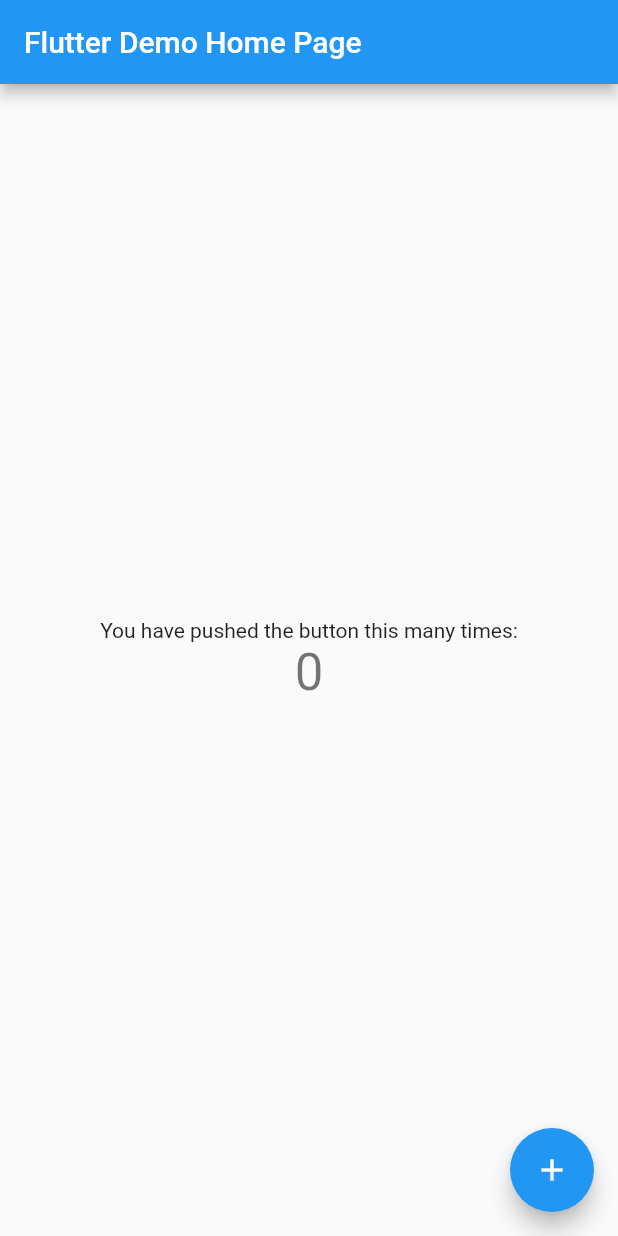
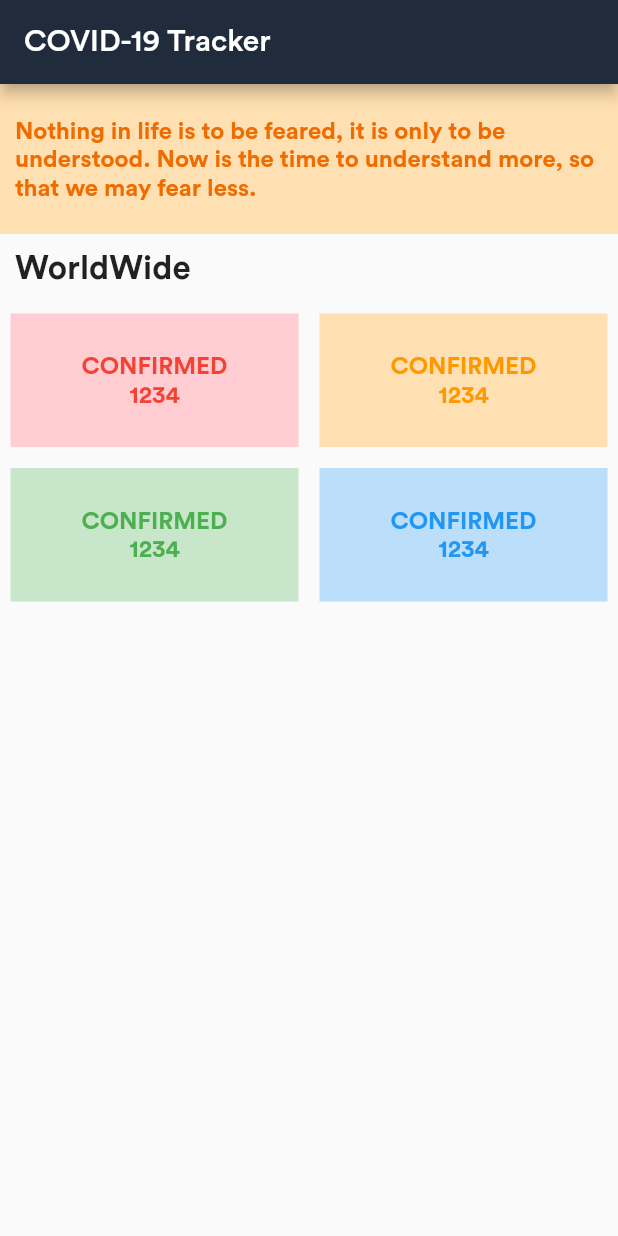
Before and after one commit to TawhidHassan/flutter-covid19-app, a Flutter app: the screen it shows after launch, on a phone screen of 412 x 824 dp. Run offline on Flutter 3.47's test engine with Material 2 defaults, Android fonts, the phone set to English and light mode, and no system bars.

Commit message:
design 1st 2 part qout and worldWide Panel

```diff
--- /dev/null
+++ b/lib/datasorce.dart
@@ -0,0 +1,69 @@
+import 'package:flutter/material.dart';
+
+Color primaryBlack = Color(0xff202c3b);
+
+class DataSource {
+  static String quote =
+      "Nothing in life is to be feared, it is only to be understood. Now is the time to understand more, so that we may fear less.";
+
+  static List questionAnswers = [
+    {
+      "question": "What is a coronavirus?",
+      "answer":
+      "Coronaviruses are a large family of viruses which may cause illness in animals or humans.  In humans, several coronaviruses are known to cause respiratory infections ranging from the common cold to more severe diseases such as Middle East Respiratory Syndrome (MERS) and Severe Acute Respiratory Syndrome (SARS). The most recently discovered coronavirus causes coronavirus disease COVID-19."
+    },
+    {
+      "question": "What is COVID-19?",
+      "answer":
+      "COVID-19 is the infectious disease caused by the most recently discovered coronavirus. This new virus and disease were unknown before the outbreak began in Wuhan, China, in December 2019."
+    },
+    {
+      "question": "What are the symptoms of COVID-19?",
+      "answer":
+      "The most common symptoms of COVID-19 are fever, tiredness, and dry cough. Some patients may have aches and pains, nasal congestion, runny nose, sore throat or diarrhea. These symptoms are usually mild and begin gradually. Some people become infected but don’t develop any symptoms and don't feel unwell. Most people (about 80%) recover from the disease without needing special treatment. Around 1 out of every 6 people who gets COVID-19 becomes seriously ill and develops difficulty breathing. Older people, and those with underlying medical problems like high blood pressure, heart problems or diabetes, are more likely to develop serious illness. People with fever, cough and difficulty breathing should seek medical attention."
+    },
+    {
+      "question": "How does COVID-19 spread?",
+      "answer":
+      "People can catch COVID-19 from others who have the virus. The disease can spread from person to person through small droplets from the nose or mouth which are spread when a person with COVID-19 coughs or exhales. These droplets land on objects and surfaces around the person. Other people then catch COVID-19 by touching these objects or surfaces, then touching their eyes, nose or mouth. People can also catch COVID-19 if they breathe in droplets from a person with COVID-19 who coughs out or exhales droplets. This is why it is important to stay more than 1 meter (3 feet) away from a person who is sick. \nWHO is assessing ongoing research on the ways COVID-19 is spread and will continue to share updated findings."
+    },
+    {
+      "question":
+      "Can the virus that causes COVID-19 be transmitted through the air?",
+      "answer":
+      "Studies to date suggest that the virus that causes COVID-19 is mainly transmitted through contact with respiratory droplets rather than through the air"
+    },
+    {
+      "question": "Can CoVID-19 be caught from a person who has no symptoms?",
+      "answer":
+      "The main way the disease spreads is through respiratory droplets expelled by someone who is coughing. The risk of catching COVID-19 from someone with no symptoms at all is very low. However, many people with COVID-19 experience only mild symptoms. This is particularly true at the early stages of the disease. It is therefore possible to catch COVID-19 from someone who has, for example, just a mild cough and does not feel ill.  WHO is assessing ongoing research on the period of transmission of COVID-19 and will continue to share updated findings.    "
+    },
+    {
+      "question":
+      "Can I catch COVID-19 from the feces of someone with the disease?",
+      "answer":
+      "The risk of catching COVID-19 from the feces of an infected person appears to be low. While initial investigations suggest the virus may be present in feces in some cases, spread through this route is not a main feature of the outbreak. WHO is assessing ongoing research on the ways COVID-19 is spread and will continue to share new findings. Because this is a risk, however, it is another reason to clean hands regularly, after using the bathroom and before eating."
+    },
+    {
+      "question": "How likely am I to catch COVID-19?",
+      "answer":
+      "The risk depends on where you  are - and more specifically, whether there is a COVID-19 outbreak unfolding there.\nFor most people in most locations the risk of catching COVID-19 is still low. However, there are now places around the world (cities or areas) where the disease is spreading. For people living in, or visiting, these areas the risk of catching COVID-19 is higher. Governments and health authorities are taking vigorous action every time a new case of COVID-19 is identified. Be sure to comply with any local restrictions on travel, movement or large gatherings. Cooperating with disease control efforts will reduce your risk of catching or spreading COVID-19.\nCOVID-19 outbreaks can be contained and transmission stopped, as has been shown in China and some other countries. Unfortunately, new outbreaks can emerge rapidly. It’s important to be aware of the situation where you are or intend to go. WHO publishes daily updates on the COVID-19 situation worldwide."
+    },
+    {
+      "question": "Who is at risk of developing severe illness?",
+      "answer":
+      "While we are still learning about how COVID-2019 affects people, older persons and persons with pre-existing medical conditions (such as high blood pressure, heart disease, lung disease, cancer or diabetes)  appear to develop serious illness more often than others. "
+    },
+    {
+      "question": "Should I wear a mask to protect myself?",
+      "answer":
+      "Only wear a mask if you are ill with COVID-19 symptoms (especially coughing) or looking after someone who may have COVID-19. Disposable face mask can only be used once. If you are not ill or looking after someone who is ill then you are wasting a mask. There is a world-wide shortage of masks, so WHO urges people to use masks wisely.\nWHO advises rational use of medical masks to avoid unnecessary wastage of precious resources and mis-use of masks\nThe most effective ways to protect yourself and others against COVID-19 are to frequently clean your hands, cover your cough with the bend of elbow or tissue and maintain a distance of at least 1 meter (3 feet) from people who are coughing or sneezing"
+    },
+    {
+      "question":
+      "Are antibiotics effective in preventing or treating the COVID-19?",
+      "answer":
+      "No. Antibiotics do not work against viruses, they only work on bacterial infections. COVID-19 is caused by a virus, so antibiotics do not work. Antibiotics should not be used as a means of prevention or treatment of COVID-19. They should only be used as directed by a physician to treat a bacterial infection. "
+    }
+  ];
+}
--- /dev/null
+++ b/lib/homePage.dart
@@ -0,0 +1,51 @@
+import 'package:flutter/material.dart';
+import 'package:flutter_covid19/panels/worldWidePanel.dart';
+
+import 'datasorce.dart';
+
+
+class Home extends StatefulWidget {
+  @override
+  _HomeState createState() => _HomeState();
+}
+
+class _HomeState extends State<Home> {
+  @override
+  Widget build(BuildContext context) {
+    return Scaffold(
+      appBar: AppBar(
+        centerTitle: false,
+        title: Text("COVID-19 Tracker"),
+      ),
+      body: SingleChildScrollView(
+        child: Column(
+          crossAxisAlignment: CrossAxisAlignment.start,
+          children: [
+            Container(
+              height: 100,
+              padding: EdgeInsets.all(10),
+              alignment: Alignment.center,
+              color: Colors.orange[100],
+              child:Text(DataSource.quote,
+              style: TextStyle(
+                color: Colors.orange[800],
+                fontWeight: FontWeight.bold,
+                fontSize: 16,
+              ),
+              ),
+            ),
+            Padding(
+              padding: const EdgeInsets.symmetric(vertical: 10,horizontal: 10),
+              child: Text("WorldWide",
+              style: TextStyle(
+                fontSize: 22,
+                fontWeight: FontWeight.bold
+              ),),
+            ),
+            WorldWidePanel(),
+          ],
+        ),
+      ),
+    );
+  }
+}
--- a/lib/main.dart
+++ b/lib/main.dart
@@ -1,117 +1,15 @@
 import 'package:flutter/material.dart';
 
-void main() {
-  runApp(MyApp());
+import 'datasorce.dart';
+import 'homePage.dart';
+
+void main(){
+  runApp(MaterialApp(
+    debugShowCheckedModeBanner: false,
+    theme: ThemeData(
+      fontFamily: 'Circular',
+      primaryColor: primaryBlack
+    ),
+    home: Home(),
+  ));
 }
-
-class MyApp extends StatelessWidget {
-  // This widget is the root of your application.
-  @override
-  Widget build(BuildContext context) {
-    return MaterialApp(
-      title: 'Flutter Demo',
-      theme: ThemeData(
-        // This is the theme of your application.
-        //
-        // Try running your application with "flutter run". You'll see the
-        // application has a blue toolbar. Then, without quitting the app, try
-        // changing the primarySwatch below to Colors.green and then invoke
-        // "hot reload" (press "r" in the console where you ran "flutter run",
-        // or simply save your changes to "hot reload" in a Flutter IDE).
-        // Notice that the counter didn't reset back to zero; the application
-        // is not restarted.
-        primarySwatch: Colors.blue,
-        // This makes the visual density adapt to the platform that you run
-        // the app on. For desktop platforms, the controls will be smaller and
-        // closer together (more dense) than on mobile platforms.
-        visualDensity: VisualDensity.adaptivePlatformDensity,
-      ),
-      home: MyHomePage(title: 'Flutter Demo Home Page'),
-    );
-  }
-}
-
-class MyHomePage extends StatefulWidget {
-  MyHomePage({Key key, this.title}) : super(key: key);
-
-  // This widget is the home page of your application. It is stateful, meaning
-  // that it has a State object (defined below) that contains fields that affect
-  // how it looks.
-
-  // This class is the configuration for the state. It holds the values (in this
-  // case the title) provided by the parent (in this case the App widget) and
-  // used by the build method of the State. Fields in a Widget subclass are
-  // always marked "final".
-
-  final String title;
-
-  @override
-  _MyHomePageState createState() => _MyHomePageState();
-}
-
-class _MyHomePageState extends State<MyHomePage> {
-  int _counter = 0;
-
-  void _incrementCounter() {
-    setState(() {
-      // This call to setState tells the Flutter framework that something has
-      // changed in this State, which causes it to rerun the build method below
-      // so that the display can reflect the updated values. If we changed
-      // _counter without calling setState(), then the build method would not be
-      // called again, and so nothing would appear to happen.
-      _counter++;
-    });
-  }
-
-  @override
-  Widget build(BuildContext context) {
-    // This method is rerun every time setState is called, for instance as done
-    // by the _incrementCounter method above.
-    //
-    // The Flutter framework has been optimized to make rerunning build methods
-    // fast, so that you can just rebuild anything that needs updating rather
-    // than having to individually change instances of widgets.
-    return Scaffold(
-      appBar: AppBar(
-        // Here we take the value from the MyHomePage object that was created by
-        // the App.build method, and use it to set our appbar title.
-        title: Text(widget.title),
-      ),
-      body: Center(
-        // Center is a layout widget. It takes a single child and positions it
-        // in the middle of the parent.
-        child: Column(
-          // Column is also a layout widget. It takes a list of children and
-          // arranges them vertically. By default, it sizes itself to fit its
-          // children horizontally, and tries to be as tall as its parent.
-          //
-          // Invoke "debug painting" (press "p" in the console, choose the
-          // "Toggle Debug Paint" action from the Flutter Inspector in Android
-          // Studio, or the "Toggle Debug Paint" command in Visual Studio Code)
-          // to see the wireframe for each widget.
-          //
-          // Column has various properties to control how it sizes itself and
-          // how it positions its children. Here we use mainAxisAlignment to
-          // center the children vertically; the main axis here is the vertical
-          // axis because Columns are vertical (the cross axis would be
-          // horizontal).
-          mainAxisAlignment: MainAxisAlignment.center,
-          children: <Widget>[
-            Text(
-              'You have pushed the button this many times:',
-            ),
-            Text(
-              '$_counter',
-              style: Theme.of(context).textTheme.headline4,
-            ),
-          ],
-        ),
-      ),
-      floatingActionButton: FloatingActionButton(
-        onPressed: _incrementCounter,
-        tooltip: 'Increment',
-        child: Icon(Icons.add),
-      ), // This trailing comma makes auto-formatting nicer for build methods.
-    );
-  }
-}
--- /dev/null
+++ b/lib/panels/worldWidePanel.dart
@@ -0,0 +1,85 @@
+import 'package:flutter/material.dart';
+
+class WorldWidePanel extends StatelessWidget {
+  @override
+  Widget build(BuildContext context) {
+    return Container(
+      child: GridView(
+        shrinkWrap: true,
+        physics: NeverScrollableScrollPhysics(),
+        gridDelegate: SliverGridDelegateWithFixedCrossAxisCount(
+            crossAxisCount: 2, childAspectRatio: 2),
+        children: [
+          StatusPanel(
+            titl: 'CONFIRMED',
+            panelColor: Colors.red[100],
+            textColor: Colors.red,
+            count: '1234',
+          ),
+          StatusPanel(
+            titl: 'CONFIRMED',
+            panelColor: Colors.orange[100],
+            textColor: Colors.orange,
+            count: '1234',
+          ),
+          StatusPanel(
+            titl: 'CONFIRMED',
+            panelColor: Colors.green[100],
+            textColor: Colors.green,
+            count: '1234',
+          ),
+          StatusPanel(
+            titl: 'CONFIRMED',
+            panelColor: Colors.blue[100],
+            textColor: Colors.blue,
+            count: '1234',
+          ),
+        ],
+      ),
+    );
+  }
+}
+
+class StatusPanel extends StatelessWidget {
+  final Color panelColor;
+  final Color textColor;
+  final String titl;
+  final String count;
+
+  const StatusPanel(
+      {Key key, this.panelColor, this.textColor, this.titl, this.count})
+      : super(key: key);
+
+  @override
+  Widget build(BuildContext context) {
+    double width = MediaQuery.of(context).size.width;
+
+    return Container(
+      margin: EdgeInsets.all(7),
+      height: 80,
+      width: width / 2,
+      color: panelColor,
+      child: Column(
+        mainAxisAlignment: MainAxisAlignment.center,
+        children: [
+          Text(
+            titl,
+            style: TextStyle(
+              fontWeight: FontWeight.bold,
+              fontSize: 16,
+              color: textColor,
+            ),
+          ),
+          Text(
+            count,
+            style: TextStyle(
+              fontWeight: FontWeight.bold,
+              fontSize: 16,
+              color: textColor,
+            ),
+          )
+        ],
+      ),
+    );
+  }
+}
```
Also changed, not shown: pubspec.yaml (+14 -12 lines), fonts/CircularAir-Light.ttf (added), fonts/CircularStd-Bold.ttf (added), fonts/CircularStd-Medium.ttf (added), pubspec.lock.
